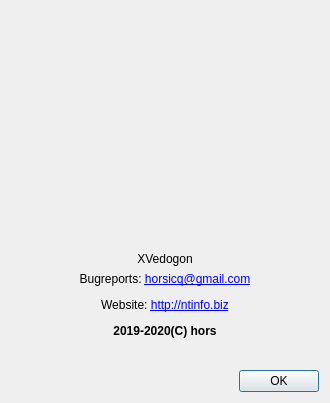
This is gui_source/dialogabout.ui in horsicq/XELFViewer as Qt 5 draws it before an edit. The edited form follows.
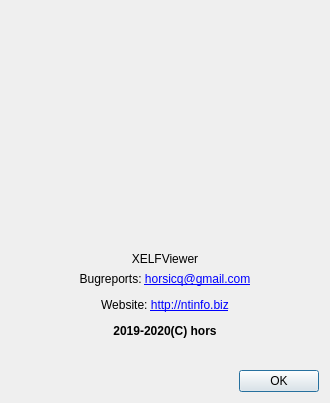
This is the edited form.

```diff
--- a/gui_source/dialogabout.ui
+++ b/gui_source/dialogabout.ui
@@ -39,7 +39,7 @@
    <item>
     <widget class="QLabel" name="labelVersion">
      <property name="text">
-      <string>XVedogon</string>
+      <string>XELFViewer</string>
      </property>
      <property name="alignment">
       <set>Qt::AlignCenter</set>
```
